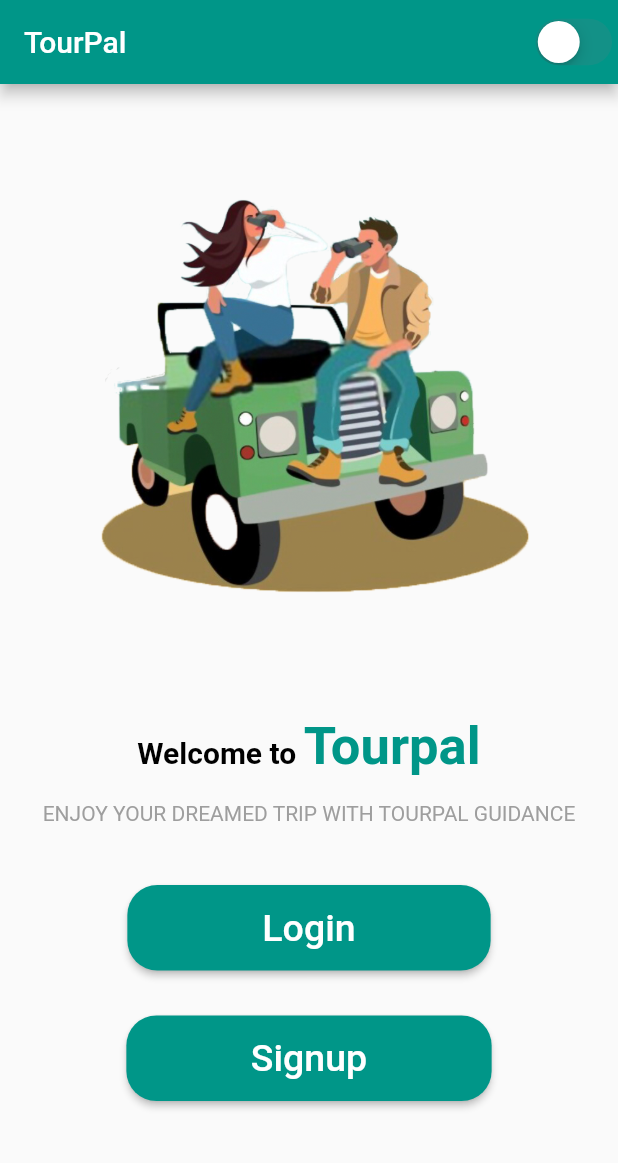
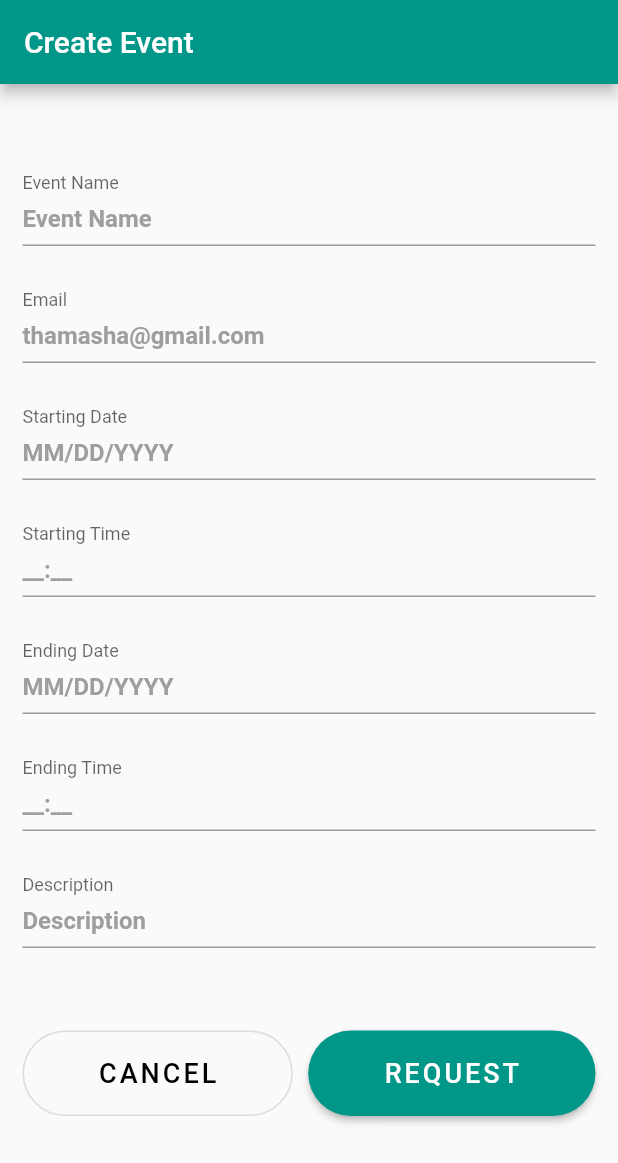
Before and after one commit to Thamasha-ru/TourPal, a Flutter app: the screen it shows after launch, on a phone screen of 412 x 824 dp. Shown: the top 1163 px of the screen. Run offline on Flutter 3.47's test engine with Material 2 defaults, Android fonts, the light colour scheme and no system bars; our stand-ins replace flutter_signin_button.

Commit message:
camping guid

```diff
--- a/lib/main.dart
+++ b/lib/main.dart
@@ -1,5 +1,7 @@
 import 'package:flutter/material.dart';
 import 'package:new_flutter/pages/Home.dart';
+import 'package:new_flutter/pages/eventpage.dart';
+import 'package:new_flutter/pages/startingPage.dart';
 import 'package:new_flutter/routes.dart';
 import 'package:new_flutter/theme.dart';
 
@@ -16,31 +18,11 @@ class NewTourPalApp extends StatefulWidget {
 class _NewTourPalAppState extends State<NewTourPalApp> {
   bool isDark = false;
 
-   void toggleDarkMode(bool newState) {
-     setState(() {
-       isDark =! isDark;
-     });
-   }
-
-  // const TourPalApp({Key? key}) : super(key: key);
-  // var mycolor = MaterialColor(
-  //   const Color.fromRGBO(34, 227, 166, 0.9294117647058824).value,
-  //   const <int, Color>{
-  //     50: Color.fromRGBO(0, 137, 123, 0.1),
-  //     100: Color.fromRGBO(0, 137, 123, 0.2),
-  //     200: Color.fromRGBO(0, 137, 123, 0.3),
-  //     300: Color.fromRGBO(0, 137, 123, 0.4),
-  //     400: Color.fromRGBO(0, 137, 123, 0.5),
-  //     500: Color.fromRGBO(0, 137, 123, 0.6),
-  //     600: Color.fromRGBO(0, 137, 123, 0.7),
-  //     700: Color.fromRGBO(0, 137, 123, 0.8),
-  //     800: Color.fromRGBO(0, 137, 123, 0.9),
-  //     900: Color.fromRGBO(0, 137, 123, 1),
-  //   },
-  // );
-
-
-
+  void toggleDarkMode(bool newState) {
+    setState(() {
+      isDark = !isDark;
+    });
+  }
 
   @override
   Widget build(BuildContext context) {
@@ -53,7 +35,12 @@ class _NewTourPalAppState extends State<NewTourPalApp> {
       themeMode: isDark ? ThemeMode.dark : ThemeMode.light,
       //initialRoute: Home.routName,
       routes: routes,
-      home: Home(isDark: isDark, toggleDarkMode: toggleDarkMode,),
+      home: Event(),
+      //home: MyWidget(),
+//       home: Home(
+// isDark: isDark,
+//         toggleDarkMode: toggleDarkMode,
+//       ),
     );
   }
 }
--- a/lib/pages/Home.dart
+++ b/lib/pages/Home.dart
@@ -8,23 +8,23 @@ class Home extends StatelessWidget {
   static const routName = "/home";
   final Function(bool)? toggleDarkMode;
   final bool? isDark;
-  const Home({Key? key, required this.toggleDarkMode, this.isDark}) : super(key: key);
+  const Home({Key? key, required this.toggleDarkMode, this.isDark})
+      : super(key: key);
 
   @override
   Widget build(BuildContext context) {
     return Scaffold(
         appBar: AppBar(
-          title: const Text("TourPal"),
+          title: const Text("Sri Lankan Camping Guide"),
           backgroundColor: Colors.teal,
           actions: [
             CupertinoSwitch(value: isDark ?? false, onChanged: toggleDarkMode)
-
           ],
         ),
         body: Center(
             child: Column(children: [
           const Image(
-              image: AssetImage('assets/home.png'),
+            image: AssetImage('assets/c3.png'),
             height: 400,
             width: 300,
           ),
@@ -43,7 +43,7 @@ class Home extends StatelessWidget {
                             color: Colors.black),
                         children: <TextSpan>[
                       TextSpan(
-                            text: 'Tourpal',
+                          text: 'Camping Guide',
                           style: TextStyle(
                               fontSize: 35,
                               fontWeight: FontWeight.bold,
@@ -53,15 +53,15 @@ class Home extends StatelessWidget {
             ),
           ),
           //const SizedBox(height: 5),
-            const Text(
-              'ENJOY YOUR DREAMED TRIP WITH TOURPAL GUIDANCE',
+          const Padding(
+            padding: EdgeInsets.fromLTRB(40, 0, 40, 10),
+            child: Text(
+              'Camping has a great number of benifits for everyone old and young that you can enjoy while spending time in the great outdoors...',
               style: TextStyle(color: Colors.grey),
             ),
+          ),
           const SizedBox(height: 40),
-            Column(
-              mainAxisAlignment: MainAxisAlignment.center,
-              children: [
-
+          Column(mainAxisAlignment: MainAxisAlignment.center, children: [
             RaisedButton(
                 padding: const EdgeInsets.fromLTRB(90, 14, 90, 14),
                 onPressed: () {
@@ -83,7 +83,6 @@ class Home extends StatelessWidget {
             Row(
               mainAxisAlignment: MainAxisAlignment.center,
               children: [
-
                 RaisedButton(
                     padding: const EdgeInsets.fromLTRB(83, 14, 83, 14),
                     onPressed: () {
@@ -109,6 +108,6 @@ class Home extends StatelessWidget {
               ],
             ),
           ]),
-       ]) ));
+        ])));
   }
 }
--- a/lib/pages/Login.dart
+++ b/lib/pages/Login.dart
@@ -15,7 +15,7 @@ class _LoginState extends State<Login> {
   Widget build(BuildContext context) {
     return Scaffold(
         appBar: AppBar(
-          title: const Text("TourPal"),
+          title: const Text("Sri Lankan Camping Guide"),
           backgroundColor: Colors.teal,
         ),
         body: Container(
@@ -62,7 +62,9 @@ class _LoginState extends State<Login> {
                         TextFormField(
                             decoration: InputDecoration(
                               hintText: 'Password',
-                              prefixIcon: Icon(Icons.lock,),
+                              prefixIcon: Icon(
+                                Icons.lock,
+                              ),
                               fillColor: Colors.white12,
                               filled: true,
                               enabledBorder: OutlineInputBorder(
@@ -119,7 +121,6 @@ class _LoginState extends State<Login> {
                       ],
                     ),
                   )
-
                 ])));
   }
 }
--- a/lib/pages/Signup.dart
+++ b/lib/pages/Signup.dart
@@ -17,7 +17,7 @@ class _SignupState extends State<Signup> {
   Widget build(BuildContext context) {
     return Scaffold(
         appBar: AppBar(
-          title: const Text("TourPal"),
+          title: const Text("Sri Lankan Camping Guide"),
           backgroundColor: Colors.teal,
         ),
         body: Container(
--- /dev/null
+++ b/lib/pages/eventpage.dart
@@ -0,0 +1,148 @@
+import 'package:flutter/material.dart';
+
+class Event extends StatefulWidget {
+  @override
+  _EventState createState() => _EventState();
+}
+
+class _EventState extends State<Event> {
+  get isPasswordTextField => false;
+
+  @override
+  Widget build(BuildContext context) {
+    return Scaffold(
+        appBar: AppBar(
+          title: const Text("Create Event"),
+          backgroundColor: Colors.teal,
+        ),
+        body: Container(
+            padding: const EdgeInsets.only(left: 15, top: 30, right: 15),
+            child: GestureDetector(
+              onTap: () {
+                FocusScope.of(context).unfocus();
+              },
+              child: ListView(children: [
+                // Center(
+                //   child: Stack(
+                //     children: [
+                //       Container(
+                //           width: 170,
+                //           height: 170,
+                //           decoration: BoxDecoration(
+                //               border: Border.all(width: 4, color: Colors.white),
+                //               boxShadow: [
+                //                 BoxShadow(
+                //                     spreadRadius: 2,
+                //                     blurRadius: 10,
+                //                     color: Colors.black.withOpacity(0.1))
+                //               ],
+                //               shape: BoxShape.circle,
+                //               image: DecorationImage(
+                //                   fit: BoxFit.cover,
+                //                   image: AssetImage('assets/man.png')))),
+                //       Positioned(
+                //           bottom: 0,
+                //           right: 0,
+                //           child: Container(
+                //               height: 45,
+                //               width: 45,
+                //               decoration: BoxDecoration(
+                //                   shape: BoxShape.circle,
+                //                   border:
+                //                       Border.all(width: 4, color: Colors.white),
+                //                   color: Colors.greenAccent),
+                //               child: InkWell(
+                //                   child: Icon(
+                //                     Icons.edit,
+                //                     color: Colors.white,
+                //                   ),
+                //                   onTap: () {
+                //                     print("Edit icon clicked");
+                //                     showModalBottomSheet(
+                //                         context: context,
+                //                         builder: (context) => bottomSheet());
+                //                   })))
+                //     ],
+                //   ),
+                // ),
+                const SizedBox(height: 30),
+                buildTextField(
+                  "Event Name",
+                  "Event Name",
+                  false,
+                ),
+                buildTextField("Email", "thamasha@gmail.com", false),
+                buildTextField("Starting Date", "MM/DD/YYYY", false),
+                buildTextField("Starting Time", "__:__", false),
+                buildTextField("Ending Date", "MM/DD/YYYY", false),
+                buildTextField("Ending Time", "__:__", false),
+                buildTextField("Description", "Description", false),
+
+                const SizedBox(height: 25),
+                Row(
+                  mainAxisAlignment: MainAxisAlignment.spaceBetween,
+                  children: [
+                    OutlinedButton(
+                      onPressed: () {},
+                      child: const Text("CANCEL",
+                          style: TextStyle(
+                              fontSize: 18,
+                              letterSpacing: 2,
+                              color: Colors.black)),
+                      style: OutlinedButton.styleFrom(
+                          padding: const EdgeInsets.symmetric(
+                              horizontal: 50, vertical: 18),
+                          shape: RoundedRectangleBorder(
+                              borderRadius: BorderRadius.circular(30))),
+                    ),
+                    ElevatedButton(
+                        onPressed: () {},
+                        style: ElevatedButton.styleFrom(
+                          primary: Colors.teal,
+                          padding: const EdgeInsets.symmetric(
+                              horizontal: 50, vertical: 18),
+                          shape: RoundedRectangleBorder(
+                              borderRadius: BorderRadius.circular(30)),
+                        ),
+                        child: const Text("REQUEST",
+                            style: TextStyle(
+                                fontSize: 18,
+                                letterSpacing: 2,
+                                color: Colors.white)))
+                  ],
+                )
+              ]),
+            )));
+  }
+
+  Widget buildTextField(
+      String labelText, String placeholder, bool isPasswordtextField) {
+    return Padding(
+        padding: const EdgeInsets.only(bottom: 30),
+        child: TextField(
+          // obscureText: isPasswordtextField ? isObscurePasswordTextField : false,
+          decoration: InputDecoration(
+              suffixIcon: isPasswordTextField
+                  ? IconButton(
+                      icon: const Icon(Icons.remove_red_eye, color: Colors.grey),
+                      onPressed: () {
+                        setState(() {
+                          // isObscurePasswordTextField =
+                          //     !isObscurePasswordTextField;
+                        });
+                      })
+                  : null,
+              contentPadding: const EdgeInsets.only(bottom: 5),
+              labelText: labelText,
+              floatingLabelBehavior: FloatingLabelBehavior.always,
+              hintText: placeholder,
+              hintStyle: const TextStyle(
+                fontSize: 16,
+                fontWeight: FontWeight.bold,
+                color: Colors.grey,
+              )),
+        ));
+  }
+
+  bottomSheet() {}
+}
--- a/lib/routes.dart
+++ b/lib/routes.dart
@@ -2,10 +2,13 @@ import 'package:flutter/material.dart';
 import 'package:new_flutter/pages/Home.dart';
 import 'package:new_flutter/pages/Login.dart';
 import 'package:new_flutter/pages/Signup.dart';
+import 'package:new_flutter/pages/startingPage.dart';
 
 final Map<String, WidgetBuilder> routes = {
   // ignore: avoid_types_as_parameter_names
   Home.routName: (context) => Home(toggleDarkMode: (bool ) {  },),
   Login.routName: (context) => const Login(),
   Signup.routName: (context) => const Signup(),
+  MyWidget.routName:(context) => const MyWidget(),
+
 };
```
Also changed, not shown: lib/pages/startingPage.dart (added, +60 -0 lines), assets/c1.png (added), assets/c2.png (added), assets/c3.png (added). Lines whose indentation alone changed are shown as unchanged.
